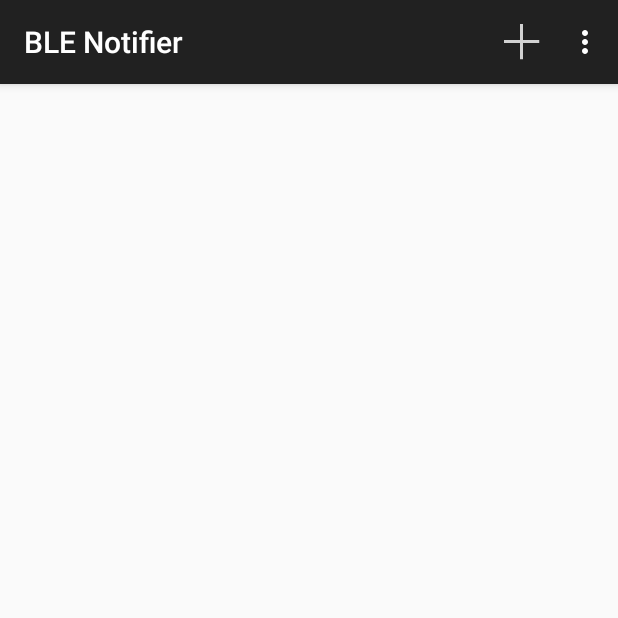
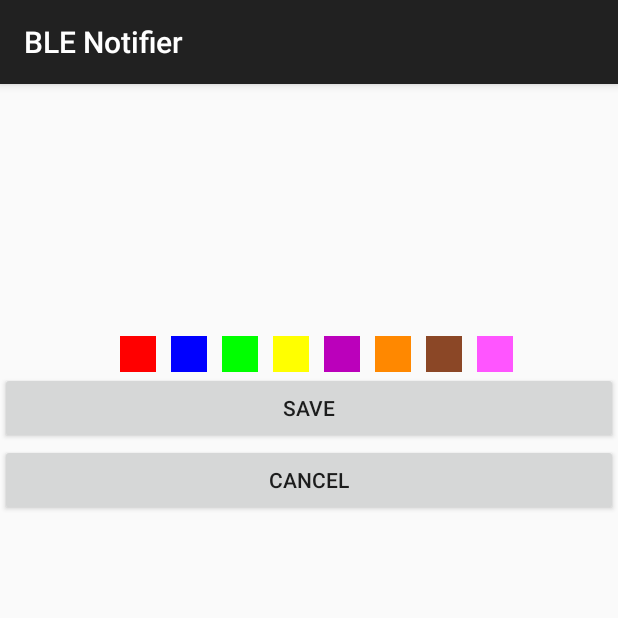
Before and after one commit to schrockblock/blenotifier, an Android app: the screen it shows after launch (NotificationListActivity before the commit, EditNotificationActivity after it), after a tap on "Settings", on a phone screen of 412 x 824 dp, the top half of it. Run offline under Robolectric (Android 15) with nearby library versions, the phone set to English and light mode, and no system bars.

Commit message:
add and edit rules

```diff
--- a/BLENotifier/app/src/main/AndroidManifest.xml
+++ b/BLENotifier/app/src/main/AndroidManifest.xml
@@ -21,6 +21,9 @@
                 <category android:name="android.intent.category.LAUNCHER" />
             </intent-filter>
         </activity>
+        <activity
+            android:name=".activities.EditNotificationActivity"
+            android:label="@string/app_name" />
 
         <service android:name=".services.LEDNotificationListenerService"
             android:label="@string/app_name"
--- a/BLENotifier/app/src/main/java/com/rndapp/blenotifier/activities/NotificationListActivity.java
+++ b/BLENotifier/app/src/main/java/com/rndapp/blenotifier/activities/NotificationListActivity.java
@@ -1,5 +1,6 @@
 package com.rndapp.blenotifier.activities;
 
+import android.content.Intent;
 import android.content.SharedPreferences;
 import android.content.pm.ApplicationInfo;
 import android.content.pm.PackageManager;
@@ -7,6 +8,8 @@
 import android.os.Bundle;
 import android.view.Menu;
 import android.view.MenuItem;
+import android.view.View;
+import android.widget.AdapterView;
 import android.widget.ListView;
 
 import com.rndapp.blenotifier.R;
@@ -23,6 +26,11 @@
     protected void onCreate(Bundle savedInstanceState) {
         super.onCreate(savedInstanceState);
         setContentView(R.layout.activity_notification_list);
+    }
+
+    @Override
+    protected void onResume() {
+        super.onResume();
 
         RuleDataSource dataSource = new RuleDataSource(this);
         dataSource.open();
@@ -55,11 +63,18 @@
         mRules = dataSource.getAllRules();
         dataSource.close();
 
-        NotificationListAdapter adapter = new NotificationListAdapter(this, mRules);
+        final NotificationListAdapter adapter = new NotificationListAdapter(this, mRules);
 
-        ((ListView)findViewById(R.id.lv_notification)).setAdapter(adapter);
+        ListView listView = (ListView) findViewById(R.id.lv_notification);
+        listView.setAdapter(adapter);
+
+        listView.setOnItemClickListener(new AdapterView.OnItemClickListener() {
+            @Override
+            public void onItemClick(AdapterView<?> parent, View view, int position, long id) {
+                editRule(adapter.getItem(position).getId());
+            }
+        });
     }
-
 
     @Override
     public boolean onCreateOptionsMenu(Menu menu) {
@@ -74,7 +89,7 @@
 
         switch (id){
             case R.id.action_add:
-                //TODO: add item
+                editRule(EditNotificationActivity.NoIdValue);
                 return true;
             case R.id.action_settings:
                 return true;
@@ -82,4 +97,10 @@
 
         return super.onOptionsItemSelected(item);
     }
+
+    protected void editRule(int id){
+        Intent intent = new Intent(this, EditNotificationActivity.class);
+        intent.putExtra(EditNotificationActivity.RuleIdKey, id);
+        startActivity(intent);
+    }
 }
--- a/BLENotifier/app/src/main/java/com/rndapp/blenotifier/models/ModelController.java
+++ b/BLENotifier/app/src/main/java/com/rndapp/blenotifier/models/ModelController.java
@@ -14,7 +14,7 @@
         Rule rule = Matcher.ruleForPackage(context, notification.getPackageName());
         if (rule != null){
             TinyDuinoCommunicator communicator = new TinyDuinoCommunicator(context);
-            communicator.sendColor(rule.getColor());
+            communicator.sendColor(rule.getColorEnum());
         }
     }
 
--- /dev/null
+++ b/BLENotifier/app/src/main/res/layout/activity_edit_notification.xml
@@ -0,0 +1,115 @@
+<?xml version="1.0" encoding="utf-8"?>
+<LinearLayout xmlns:android="http://schemas.android.com/apk/res/android"
+    android:orientation="vertical" android:layout_width="match_parent"
+    android:layout_height="match_parent">
+
+    <LinearLayout
+        android:layout_width="match_parent"
+        android:layout_height="wrap_content"
+        android:orientation="horizontal"
+        android:gravity="center">
+
+        <ImageView
+            android:id="@+id/iv_app_icon"
+            android:layout_width="48dp"
+            android:layout_height="48dp"/>
+
+        <TextView
+            android:id="@+id/tv_app_name"
+            android:layout_width="wrap_content"
+            android:layout_height="wrap_content" />
+
+    </LinearLayout>
+
+    <View
+        android:id="@+id/v_color"
+        android:layout_width="100dp"
+        android:layout_height="100dp"
+        android:layout_gravity="center"
+        android:layout_marginTop="10dp"/>
+
+    <LinearLayout
+        android:layout_width="match_parent"
+        android:layout_height="wrap_content"
+        android:gravity="center_horizontal"
+        android:layout_marginTop="10dp">
+
+        <View
+            android:id="@+id/btn_red"
+            android:background="@color/red"
+            android:layout_width="24dp"
+            android:layout_height="24dp"
+            android:layout_marginLeft="10dp"
+            />
+
+        <View
+            android:id="@+id/btn_blue"
+            android:background="@color/blue"
+            android:layout_width="24dp"
+            android:layout_height="24dp"
+            android:layout_marginLeft="10dp"
+            />
+
+        <View
+            android:id="@+id/btn_green"
+            android:background="@color/green"
+            android:layout_width="24dp"
+            android:layout_height="24dp"
+            android:layout_marginLeft="10dp"
+            />
+
+        <View
+            android:id="@+id/btn_yellow"
+            android:background="@color/yellow"
+            android:layout_width="24dp"
+            android:layout_height="24dp"
+            android:layout_marginLeft="10dp"
+            />
+
+        <View
+            android:id="@+id/btn_purple"
+            android:background="@color/purple"
+            android:layout_width="24dp"
+            android:layout_height="24dp"
+            android:layout_marginLeft="10dp"
+            />
+
+        <View
+            android:id="@+id/btn_orange"
+            android:background="@color/orange"
+            android:layout_width="24dp"
+            android:layout_height="24dp"
+            android:layout_marginLeft="10dp"
+            />
+
+        <View
+            android:id="@+id/btn_brown"
+            android:background="@color/brown"
+            android:layout_width="24dp"
+            android:layout_height="24dp"
+            android:layout_marginLeft="10dp"
+            />
+
+        <View
+            android:id="@+id/btn_pink"
+            android:background="@color/pink"
+            android:layout_width="24dp"
+            android:layout_height="24dp"
+            android:layout_marginLeft="10dp"
+            />
+
+        </LinearLayout>
+
+    <Button
+        android:id="@+id/btn_save"
+        android:layout_width="match_parent"
+        android:layout_height="wrap_content"
+        android:text="Save"/>
+
+    <Button
+        android:id="@+id/btn_cancel"
+        android:layout_width="match_parent"
+        android:layout_height="wrap_content"
+        android:text="Cancel"/>
+
+</LinearLayout>
```
Also changed, not shown: BLENotifier/app/src/main/java/com/rndapp/blenotifier/activities/EditNotificationActivity.java (added, +171 -0 lines), BLENotifier/app/src/main/java/com/rndapp/blenotifier/adapters/AppListAdapter.java (added, +60 -0 lines), BLENotifier/app/src/main/java/com/rndapp/blenotifier/adapters/NotificationListAdapter.java (+1 -26 lines), BLENotifier/app/src/main/java/com/rndapp/blenotifier/database/RuleDataSource.java (+28 -0 lines), BLENotifier/app/src/main/java/com/rndapp/blenotifier/models/Rule.java (+56 -12 lines), BLENotifier/app/src/main/res/layout/app_item.xml (added, +33 -0 lines), 1 other file.
